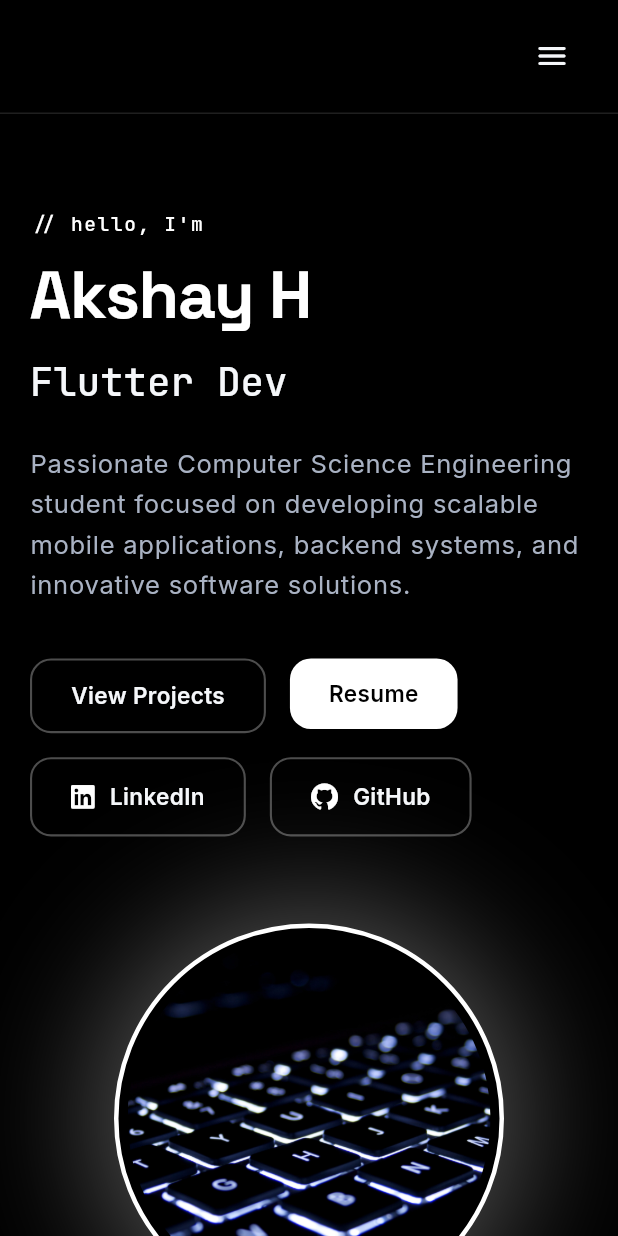
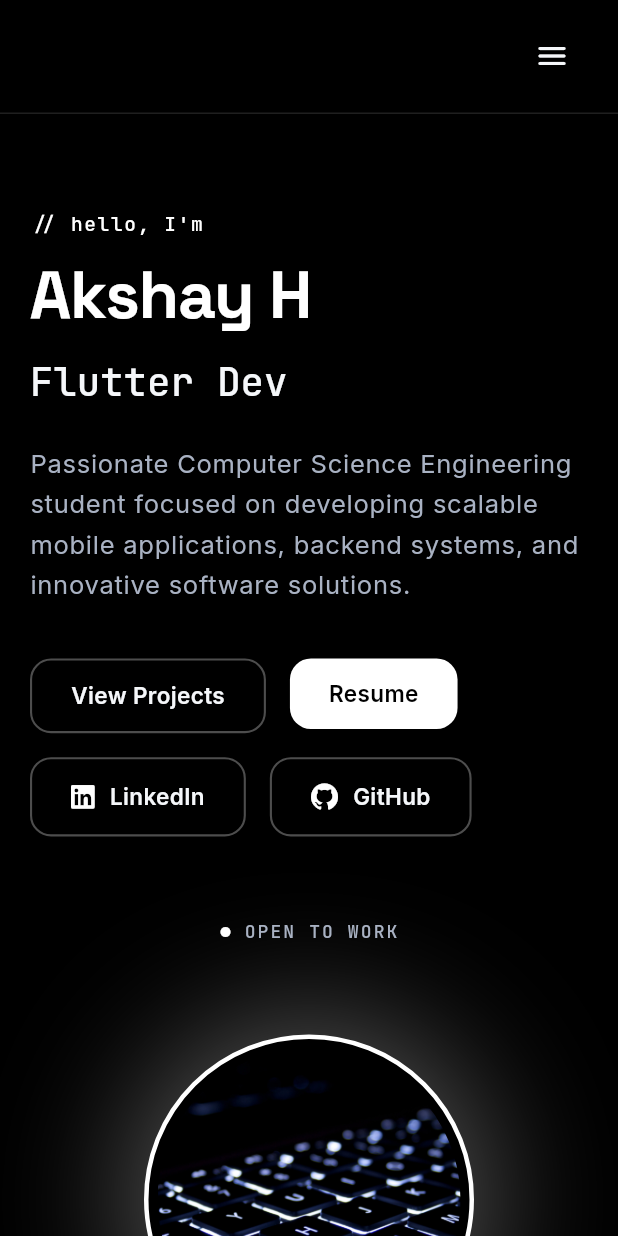
Before and after one commit to akshay-h-dev/portfolio, a Flutter app: the screen it shows after launch, on a phone screen of 412 x 824 dp. Run offline on Flutter 3.47's test engine with Material 3 defaults, Android fonts, the phone set to English and light mode, and no system bars; drawn by our look-alikes of flutter_animate; our stand-ins replace flutter_riverpod, font_awesome_flutter, google_fonts, responsive_framework, visibility_detector, web; network calls fail.

Commit message:
Version 2

```diff
--- a/lib/features/home/widgets/hero_section.dart
+++ b/lib/features/home/widgets/hero_section.dart
@@ -35,12 +35,15 @@ class HeroSection extends StatelessWidget {
       color: AppColors.background,
       child: Center(
         child: ConstrainedBox(
-          constraints: BoxConstraints(maxWidth: Responsive.maxContentWidth(context)),
+          constraints:
+              BoxConstraints(maxWidth: Responsive.maxContentWidth(context)),
           child: isDesktop
               ? Row(
                   crossAxisAlignment: CrossAxisAlignment.center,
                   children: [
-                    Expanded(flex: 6, child: _HeroText(
+                    Expanded(
+                        flex: 6,
+                        child: _HeroText(
                           onViewProjects: onViewProjects,
                           onDownloadResume: onDownloadResume,
                           onContactMe: onContactMe,
@@ -58,7 +61,9 @@ class HeroSection extends StatelessWidget {
                       onContactMe: onContactMe,
                     ),
                     const SizedBox(height: 48),
-                    const SizedBox(height: 280, child: _HeroVisual()),
+                    // Leave enough vertical room for the availability label
+                    // above the avatar on narrow screens.
+                    const SizedBox(height: 320, child: _HeroVisual()),
                   ],
                 ),
         ),
@@ -96,7 +101,10 @@ class _HeroText extends StatelessWidget {
                   ? Theme.of(context).textTheme.displayMedium
                   : Theme.of(context).textTheme.displayLarge)
               ?.copyWith(color: context.accent),
-        ).animate().fadeIn(duration: 500.ms, delay: 100.ms).slideY(begin: 0.15, end: 0),
+        )
+            .animate()
+            .fadeIn(duration: 500.ms, delay: 100.ms)
+            .slideY(begin: 0.15, end: 0),
         const SizedBox(height: 16),
         TypingText(
           words: AppConstants.rolesForTyping,
@@ -158,19 +166,31 @@ class _HeroText extends StatelessWidget {
     );
   }
 }
+
 class _HeroVisual extends StatelessWidget {
   const _HeroVisual();
 
   @override
   Widget build(BuildContext context) {
     final accent = context.accent;
+    final isMobile = Responsive.isMobile(context);
+    final avatarSize = isMobile ? 220.0 : 260.0;
 
     return SizedBox(
-      height: 380,
-      child: Center(
+      height: isMobile ? 320 : 380,
+      child: Stack(
+        fit: StackFit.expand,
+        children: [
+          Align(
+            // Anchor the mobile avatar to the bottom. This reserves a
+            // dedicated row for the status label instead of letting it share
+            // the avatar's space.
+            alignment: isMobile ? Alignment.bottomCenter : Alignment.center,
+            child: Padding(
+                padding: EdgeInsets.only(bottom: isMobile ? 16 : 0),
                 child: Container(
-          width: 260,
-          height: 260,
+                  width: avatarSize,
+                  height: avatarSize,
                   decoration: BoxDecoration(
                     shape: BoxShape.circle,
                     color: AppColors.background,
@@ -193,13 +213,37 @@ class _HeroVisual extends StatelessWidget {
                     ),
                   ),
                 )
-            .animate(onPlay: (controller) => controller.repeat(reverse: true))
-            .scale(
-              begin: const Offset(1, 1),
-              end: const Offset(1.05, 1.05),
-              duration: 2600.ms,
-              curve: Curves.easeInOut,
+                // .animate(
+                //     onPlay: (controller) => controller.repeat(reverse: true))
+                // .scale(
+                //   begin: const Offset(1, 1),
+                //   end: const Offset(1.05, 1.05),
+                //   duration: 2600.ms,
+                //   curve: Curves.easeInOut,
+                // ),
                 ),
+          ),
+          Align(
+            alignment: Alignment.topCenter,
+            child: Padding(
+              padding: EdgeInsets.only(top: isMobile ? 8 : 15),
+              child: Row(
+                mainAxisSize: MainAxisSize.min,
+                children: [
+                  Icon(Icons.circle, color: accent, size: 8),
+                  const SizedBox(width: 8),
+                  Text(
+                    'OPEN TO WORK',
+                    style: Theme.of(context).textTheme.labelMedium?.copyWith(
+                          color: AppColors.textSecondary,
+                          letterSpacing: 1.4,
+                        ),
+                  ),
+                ],
+              ),
+            ),
+          ),
+        ],
       ),
     );
   }
--- a/lib/models/project_model.dart
+++ b/lib/models/project_model.dart
@@ -9,6 +9,7 @@ class Project {
   final String? imageAsset;
   final String? githubUrl;
   final String? liveDemoUrl;
+  final String? datasetUrl;
 
   const Project({
     required this.slug,
@@ -21,6 +22,7 @@ class Project {
     this.imageAsset,
     this.githubUrl,
     this.liveDemoUrl,
+    this.datasetUrl,
   });
 
   /// Minimal Project structured-data map (schema.org CreativeWork), injected
@@ -35,5 +37,6 @@ class Project {
         'keywords': technologies.join(', '),
         if (githubUrl != null) 'codeRepository': githubUrl,
         if (liveDemoUrl != null) 'url': liveDemoUrl,
+        if (datasetUrl != null) 'subjectOf': datasetUrl,
       };
 }
```
Also changed, not shown: lib/features/home/widgets/skills_section.dart (+26 -32 lines), lib/models/skill_model.dart (+5 -2 lines), lib/repositories/portfolio_repository.dart (+63 -35 lines), lib/widgets/project_card.dart (+8 -1 lines). Lines whose indentation alone changed are shown as unchanged.
